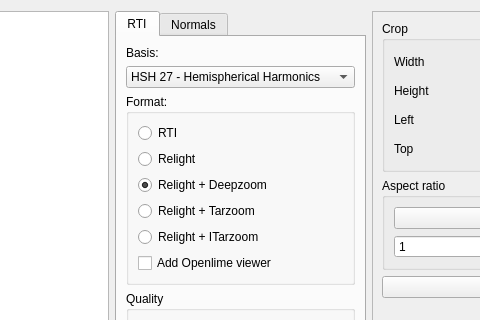
cnr-isti-vclab/relight, file relight/rtiexport.ui: the form before one commit; both pictures show x 474 to 954 and y 0 to 320 of the 1157 by 669 pixel window.
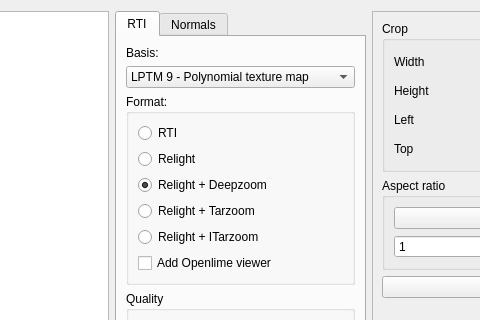
The form after the commit. Icons and pictures are not drawn. Custom widgets are drawn as their Qt base class.

Diff of the .ui file:
```diff
--- a/relight/rtiexport.ui
+++ b/relight/rtiexport.ui
@@ -50,11 +50,11 @@
           </sizepolicy>
          </property>
          <property name="currentIndex">
-          <number>3</number>
+          <number>0</number>
          </property>
          <item>
           <property name="text">
-           <string>LPTM 9 - Polinomial tecture map</string>
+           <string>LPTM 9 - Polynomial texture map</string>
           </property>
          </item>
          <item>
@@ -69,7 +69,7 @@
          </item>
          <item>
           <property name="text">
-           <string>HSH 27 - Hemispherical Harmonics</string>
+           <string>HSH 27 - Hemispherical harmonics</string>
           </property>
          </item>
          <item>
```
Left out of the diff: 2 changed lines with no effect on the pictures.
